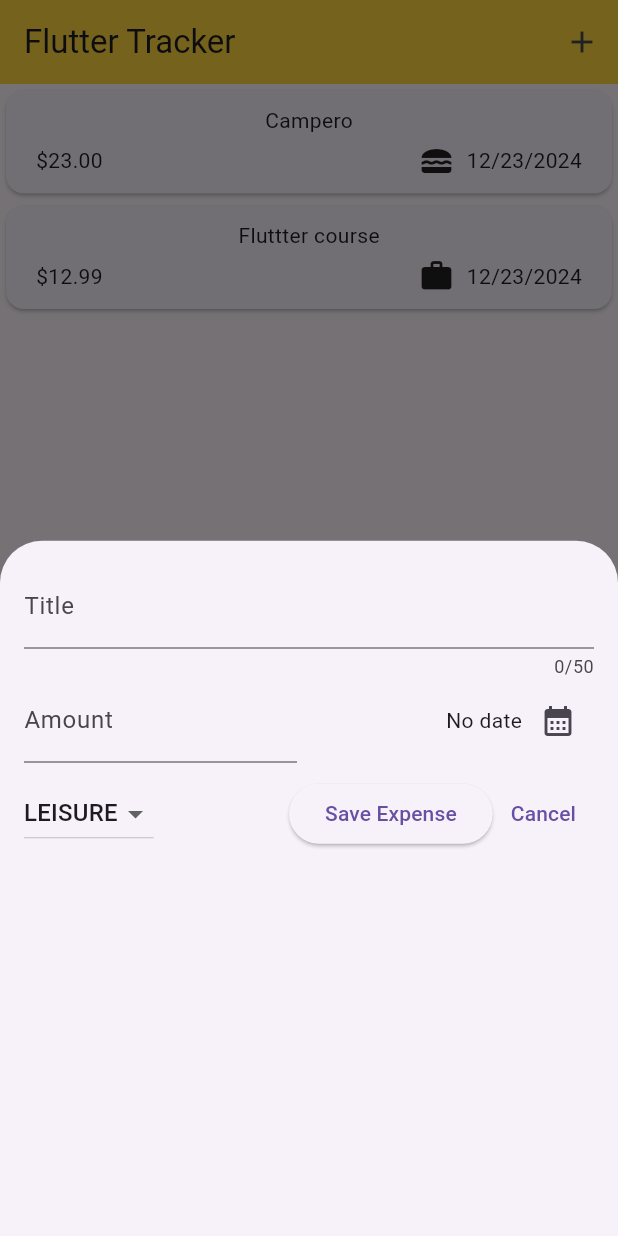
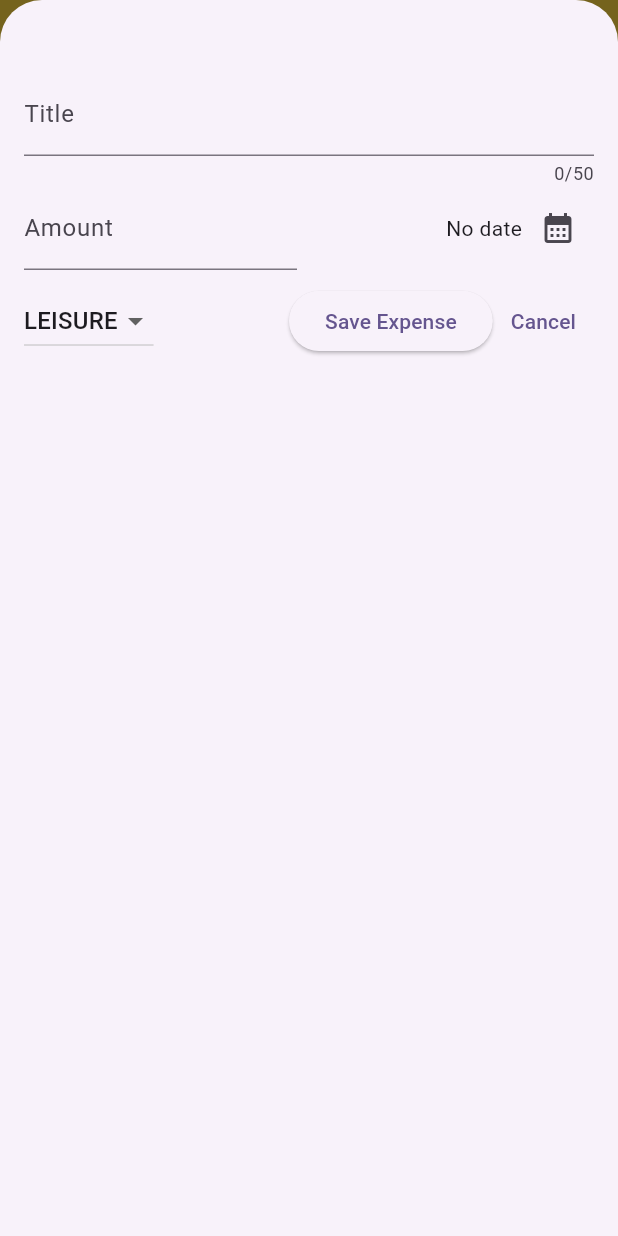
Before and after one commit to josuemj/Flutter-projects, a Flutter app: the screen it shows after launch, after a tap on the "add" icon, on a phone screen of 412 x 824 dp. Run offline on Flutter 3.47's test engine with Material 3 defaults, Android fonts, the phone set to English and light mode, and no system bars; our stand-ins replace google_fonts.

Commit message:
feat: App theme test

```diff
--- a/expense_tracker/lib/expense_app.dart
+++ b/expense_tracker/lib/expense_app.dart
@@ -29,11 +29,50 @@ class _ExpenseAppState extends State<ExpenseApp> {
   ];
 
   _openAddExpenseOverlay() {
-    showModalBottomSheet(context: context, builder: (ctx) => NewExpense());
+    showModalBottomSheet(
+        isScrollControlled: true, // modal takes all space available
+        context: context,
+        builder: (ctx) => NewExpense(onAddExpense: _addExpense));
+  }
+
+  void _addExpense(Expense expense) {
+    setState(() {
+      expenses.add(expense);
+    });
+  }
+
+  void _removeExpense(Expense expense) {
+    final exspenseIndex = expenses.indexOf(expense);
+    setState(() {
+      expenses.remove(expense);
+    });
+    ScaffoldMessenger.of(context)
+        .clearSnackBars(); // cleans all snackbars or content
+    ScaffoldMessenger.of(context).showSnackBar(SnackBar(
+      content: Text('Expense deleted'),
+      duration: const Duration(seconds: 5),
+      action: SnackBarAction(
+          label: 'undo',
+          onPressed: () {
+            setState(() {
+              expenses.insert(exspenseIndex, expense);
+            });
+          }),
+    ));
   }
 
   @override
   Widget build(BuildContext context) {
+    Widget mainContent =
+        const Center(child: Text('No expenses, start adding some'));
+
+    if (expenses.isNotEmpty) {
+      mainContent = ExpensesList(
+        expensesList: expenses,
+        onRemoveExpense: _removeExpense,
+      );
+    }
+
     return Scaffold(
       appBar: AppBar(
         title: Text(
@@ -50,9 +89,7 @@ class _ExpenseAppState extends State<ExpenseApp> {
       body: Column(
         children: [
           Expanded(
-            child: ExpensesList(
-              expensesList: expenses,
-            ),
+            child: mainContent,
           ),
         ],
       ),
--- a/expense_tracker/lib/main.dart
+++ b/expense_tracker/lib/main.dart
@@ -1,12 +1,18 @@
 import 'package:expense_tracker/expense_app.dart';
 import 'package:flutter/material.dart';
 
+var kColorScheme =
+    ColorScheme.fromSeed(seedColor: Color.fromARGB(255, 96, 59, 181));
 void main() {
   runApp(
     MaterialApp(
       home: ExpenseApp(),
-      theme: ThemeData(
-        useMaterial3: true,
+      theme: ThemeData().copyWith(
+        colorScheme: kColorScheme,
+        appBarTheme: const AppBarTheme().copyWith(
+          backgroundColor: kColorScheme.onPrimary,
+          foregroundColor: kColorScheme.onPrimaryContainer,
+        ),
       ),
     ),
   );
--- a/expense_tracker/lib/widgets/expenses_list.dart
+++ b/expense_tracker/lib/widgets/expenses_list.dart
@@ -3,18 +3,23 @@ import 'package:expense_tracker/widgets/expenses_list/expenses_item.dart';
 import 'package:flutter/material.dart';
 
 class ExpensesList extends StatelessWidget {
-  const ExpensesList({
-    super.key,
-    required this.expensesList,
-  });
+  const ExpensesList(
+      {super.key, required this.expensesList, required this.onRemoveExpense});
 
+  final void Function(Expense expense) onRemoveExpense;
   final List<Expense> expensesList;
 
   @override
   Widget build(BuildContext context) {
     return ListView.builder(
-      itemBuilder: (context, index) => ExpensesItem(
-        expense: expensesList[index],
+      itemBuilder: (context, index) => Dismissible(
+        onDismissed: (direction) {
+          onRemoveExpense(expensesList[index]);
+        },
+        key: ValueKey(expensesList[index]),
+        child: ExpensesItem(
+          expense: expensesList[index],
+        ),
       ),
       itemCount: expensesList.length,
     );
--- a/expense_tracker/lib/widgets/new_expense.dart
+++ b/expense_tracker/lib/widgets/new_expense.dart
@@ -2,7 +2,9 @@ import 'package:expense_tracker/models/expense.dart';
 import 'package:flutter/material.dart';
 
 class NewExpense extends StatefulWidget {
-  const NewExpense({super.key});
+  const NewExpense({super.key, required this.onAddExpense});
+
+  final void Function(Expense expense) onAddExpense;
 
   @override
   State<StatefulWidget> createState() {
@@ -32,8 +34,7 @@ class _NewExpenseState extends State<NewExpense> {
 
   @override
   void dispose() {
-    _titleController
-        .dispose(); // telling is not necessary so app does not crash
+    _titleController.dispose();
     _amountController.dispose();
     super.dispose();
   }
@@ -63,12 +64,22 @@ class _NewExpenseState extends State<NewExpense> {
       );
       return;
     }
+
+    widget.onAddExpense(
+      Expense(
+        title: _titleController.text,
+        amount: enteredAmount,
+        date: _selectedDate!,
+        category: _selectedCategory,
+      ),
+    );
+    Navigator.pop(context);
   }
 
   @override
   Widget build(BuildContext context) {
     return Padding(
-      padding: EdgeInsets.all(16),
+      padding: EdgeInsets.fromLTRB(16, 48, 16, 16), // left, righjt, top, bottom
       child: Column(
         children: [
           TextField(
```
